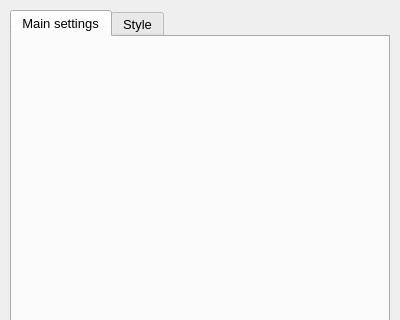
Above: data/scenes/settings.ui from Oblachko90/PictureViewer before the change; both pictures show x 0 to 400 and y 0 to 320 of the 400 by 612 pixel window. Below: the same form after it.
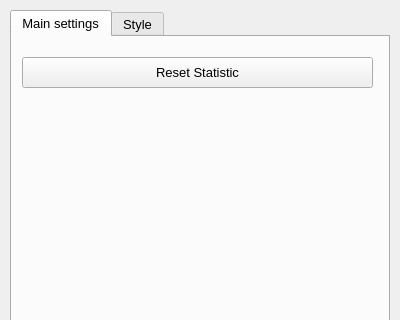
That is the form after the change. The open tabs and pages were chosen to show the change.

What changed in the file:
```diff
--- a/data/scenes/settings.ui
+++ b/data/scenes/settings.ui
@@ -43,6 +43,19 @@
     <attribute name="title">
      <string>Main settings</string>
     </attribute>
+    <widget class="QPushButton" name="StatisticReset">
+     <property name="geometry">
+      <rect>
+       <x>10</x>
+       <y>20</y>
+       <width>351</width>
+       <height>31</height>
+      </rect>
+     </property>
+     <property name="text">
+      <string>Reset Statistic</string>
+     </property>
+    </widget>
    </widget>
    <widget class="QWidget" name="tab_2">
     <attribute name="title">
```
Left out of the diff: 2 changed lines with no effect on the pictures.
